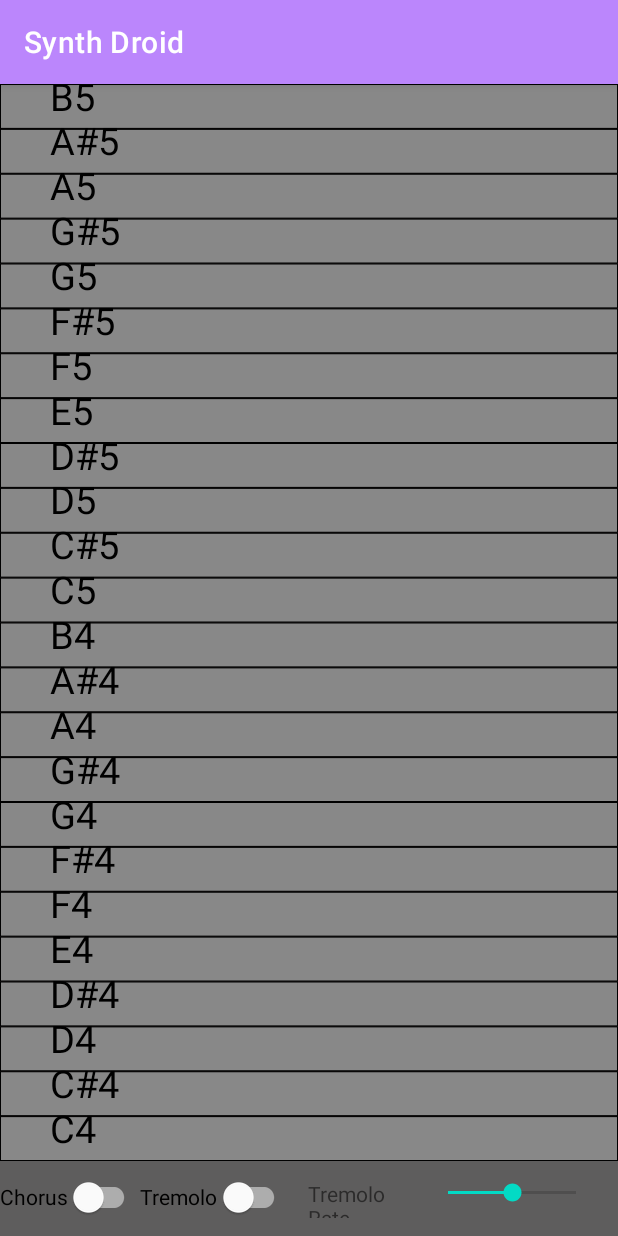
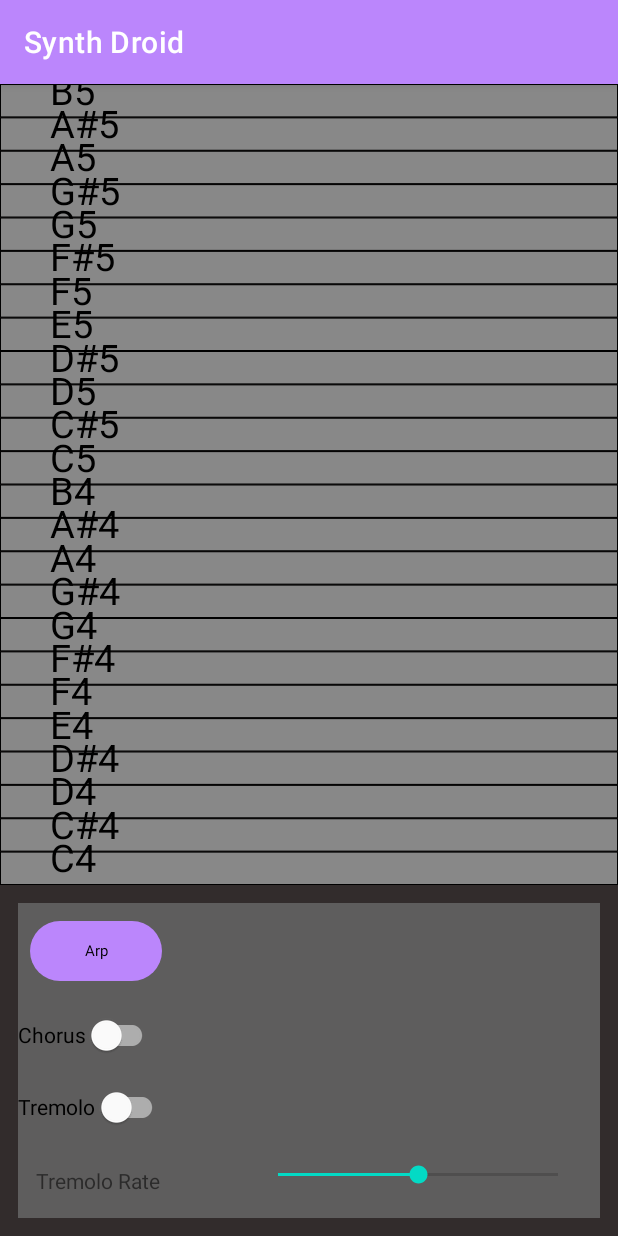
Before and after one commit to johncrawley/Synth_Droid, an Android app: the screen it shows after launch (MainActivity), on a phone screen of 412 x 824 dp. Run offline under Robolectric (Android 15) with nearby library versions, the phone set to English and light mode, and no system bars; 4 statements that could not run were skipped.

Commit message:
Added button to enable arpeggiator.

```diff
--- a/app/src/main/java/com/jcrawley/synthdroid/MainActivity.java
+++ b/app/src/main/java/com/jcrawley/synthdroid/MainActivity.java
@@ -6,7 +6,9 @@ import androidx.lifecycle.ViewModelProvider;
 import android.annotation.SuppressLint;
 import android.os.Bundle;
 import android.view.MotionEvent;
+import android.view.View;
 import android.view.ViewTreeObserver;
+import android.widget.Button;
 import android.widget.SeekBar;
 
 import com.google.android.material.switchmaterial.SwitchMaterial;
@@ -194,7 +196,17 @@ public class MainActivity extends AppCompatActivity {
     private void setupViews(){
         setupTremoloSettings();
         setupChorusSettings();
+        setupButtons();
         setupInputView();
+    }
+
+    private void setupButtons(){
+        Button arpeggiatorButton = findViewById(R.id.enable_arpeggiator_button);
+        arpeggiatorButton.setOnClickListener((View v)-> {
+            boolean isActivated = arpeggiatorButton.isActivated();
+            System.out.println("^^^ isActivated: " + isActivated);
+            arpeggiatorButton.setActivated(!isActivated);
+            arpeggiator.setEnabled(!isActivated);});
     }
 
 
--- a/app/src/main/java/com/jcrawley/synthdroid/fx/Arpeggiator.java
+++ b/app/src/main/java/com/jcrawley/synthdroid/fx/Arpeggiator.java
@@ -16,7 +16,7 @@ import java.util.concurrent.TimeUnit;
 public class Arpeggiator {
 
     private int rate = 100;
-    private boolean isEnabled = true;
+    private boolean isEnabled = false;
     private ScheduledFuture<?> future;
     private final ScheduledExecutorService executorService;
     private final List<MusicNote> notes;
@@ -38,11 +38,15 @@ public class Arpeggiator {
     }
 
 
+    public void setRate(int rate){
+        this.rate = rate;
+    }
+
+
     public void stop(){
-        if(future == null || future.isCancelled()){
-            return;
+        if(future != null && !future.isCancelled()){
+            future.cancel(false);
         }
-        future.cancel(false);
     }
 
 
--- a/app/src/main/res/layout/activity_main.xml
+++ b/app/src/main/res/layout/activity_main.xml
@@ -28,11 +28,25 @@
         android:layout_width="match_parent"
         android:layout_height="wrap_content"
         android:background="@color/control_background"
+        android:layout_margin="@dimen/controls_layout_margin"
         app:layout_constraintBottom_toBottomOf="parent"
         app:layout_constraintEnd_toEndOf="parent"
         app:layout_constraintStart_toStartOf="parent"
         app:layout_constraintTop_toBottomOf="@+id/inputView"
-        >
+        android:orientation="vertical">
+        <LinearLayout
+            android:layout_width="match_parent"
+            android:layout_height="wrap_content"
+            android:orientation="horizontal">
+
+            <com.google.android.material.button.MaterialButton
+                android:id="@+id/enable_arpeggiator_button"
+                android:layout_width="wrap_content"
+                android:layout_height="wrap_content"
+                android:layout_margin="@dimen/button_margin"
+                android:text="@string/enable_arpeggiator_button_label"
+                />
+        </LinearLayout>
 
         <com.google.android.material.switchmaterial.SwitchMaterial
             android:id="@+id/enableChorusSwitch"
--- a/app/src/main/res/values-night/themes.xml
+++ b/app/src/main/res/values-night/themes.xml
@@ -13,5 +13,12 @@
         <item name="android:statusBarColor">@color/status_bar</item>
         <!-- Customize your theme here. -->
         <item name="android:windowBackground">@color/background</item>
+        <item name="materialButtonStyle">@style/customMaterialButtonStyle</item>
+    </style>
+
+    <style name="customMaterialButtonStyle" parent="Widget.Material3.Button">
+        <item name="backgroundTint">@color/button_unselected</item>
+        <item name="android:textSize">22sp</item>
+        <item name="android:textColor">@color/black</item>
     </style>
 </resources>
--- a/app/src/main/res/values/dimens.xml
+++ b/app/src/main/res/values/dimens.xml
@@ -3,5 +3,7 @@
 
     <dimen name="spinner_label_margin_end">8dp</dimen>
     <dimen name="spinner_margin_vertical">12dp</dimen>
+    <dimen name="controls_layout_margin">12dp</dimen>
+    <dimen name="button_margin">8dp</dimen>
 
 </resources>
--- a/app/src/main/res/values/strings.xml
+++ b/app/src/main/res/values/strings.xml
@@ -2,6 +2,7 @@
     <string name="app_name">Synth Droid</string>
     <string name="main_message">Play your tunes!</string>
     <string name="enable_tremolo_switch_label">Tremolo</string>
+    <string name="enable_arpeggiator_button_label">Arp</string>
     <string name="enable_chorus_switch_label">Chorus</string>
     <string name="tremolo_rate_seekbar_label">Tremolo Rate</string>
     <string name="fragment_arpeggiator_interval_1_spinner_label">Interval 1</string>
--- a/app/src/main/res/values/themes.xml
+++ b/app/src/main/res/values/themes.xml
@@ -13,5 +13,12 @@
         <item name="android:statusBarColor">@color/status_bar</item>
         <!-- Customize your theme here. -->
         <item name="android:windowBackground">@color/background</item>
+        <item name="materialButtonStyle">@style/customMaterialButtonStyle</item>
     </style>
+
+    <style name="customMaterialButtonStyle" parent="Widget.Material3.Button">
+        <item name="backgroundColor">@color/teal_200</item>
+    </style>
+
+
 </resources>
```
Also changed, not shown: app/src/main/res/drawable/selector_button_background.xml (added, +9 -0 lines), app/src/main/res/values/colors.xml (+9 -0 lines).
